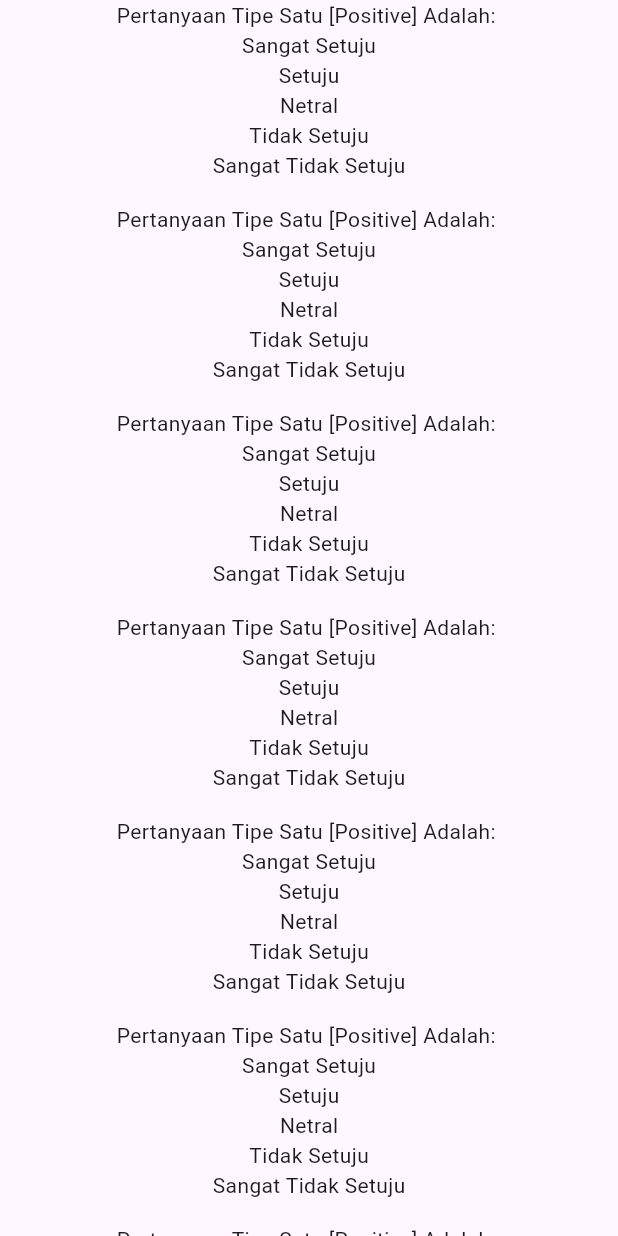
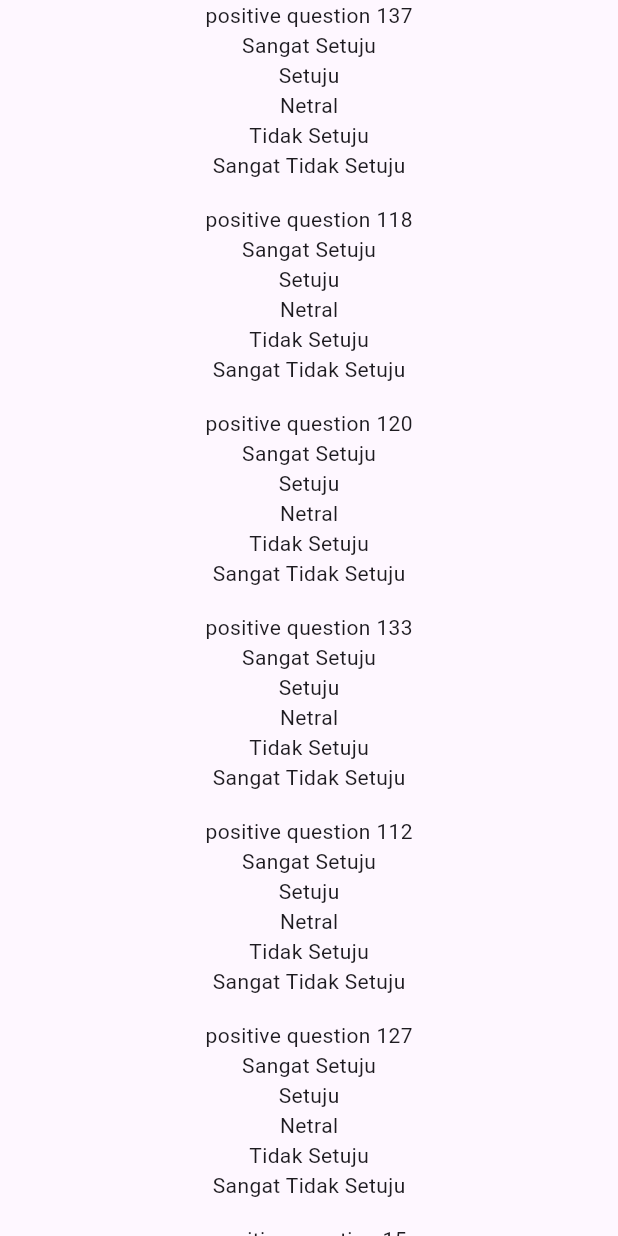
Before and after one commit to cat-byfastacklabid/frontend, a Flutter app: the screen it shows after launch, after a tap on "Login", on a phone screen of 412 x 824 dp. Run offline on Flutter 3.47's test engine with Material 3 defaults, Android fonts, the phone set to English and light mode, and no system bars; our stand-ins replace auto_route, flutter_bloc, freezed_annotation, get_it, injectable; generated files the repository leaves out were written again.

Commit message:
Implements question contract
Signed-off-by: adithamafadil <dil.projek@gmail.com>

```diff
--- a/lib/data/data_sources/psikotest/psikotest_data_source.dart
+++ b/lib/data/data_sources/psikotest/psikotest_data_source.dart
@@ -1,28 +1,33 @@
 import 'package:cat_akademik_kepolisian/common/psikotest_answers/psikotest_answers.dart';
-import 'package:cat_akademik_kepolisian/domain/entities/questions/psikotest/psikotest_entity.dart';
+import 'package:cat_akademik_kepolisian/domain/entities/questions/question_entity.dart';
+import 'package:cat_akademik_kepolisian/domain/entities/questions/response_entity.dart';
 import 'package:cat_akademik_kepolisian/state/data_state/data_state.dart';
 import 'package:injectable/injectable.dart';
 
 @lazySingleton
 class PsikotestDataSource {
-  Future<DataState<List<PsikotestEntity>>> getPsikotestQuestions() async {
-    final positiveQuestion = PsikotestEntity(
-      id: '1',
-      questions: 'Pertanyaan Tipe Satu [Positive] Adalah: ',
-      answerOptions: PsikotestAnswers.positive,
+  Future<DataState<ResponseEntity>> getPsikotestQuestions() async {
+    final positiveQuestions = List.generate(
+      50,
+      (index) => QuestionEntity(
+        questionId: '${index + 1}',
+        question: 'positive question 1${index + 1}',
+        options: QuestionLocalAnswers.positive,
+      ),
     );
-    final negativeQuestion = PsikotestEntity(
-      id: '2',
-      questions: 'Pertanyaan Tipe Dua [Nevative] Adalah: ',
-      answerOptions: PsikotestAnswers.negative,
+    final negativeQuestions = List.generate(
+      50,
+      (index) => QuestionEntity(
+        questionId: '${index + 1}',
+        question: 'negative question 2${index + 1}',
+        options: QuestionLocalAnswers.negative,
+      ),
     );
-    final data = [
-      ...List.generate(
-          50, (index) => positiveQuestion.copyWith(id: '1${index + 1}')),
-      ...List.generate(
-          50, (index) => negativeQuestion.copyWith(id: '2${index + 1}')),
-    ];
+    final response = ResponseEntity(
+      quizTitle: 'quizTitle',
+      question: [...positiveQuestions, ...negativeQuestions],
+    );
 
-    return DataState.success(data..shuffle());
+    return DataState.success(response);
   }
 }
--- a/lib/data/repositories/psikotest_repository/psikotest_repository_impl.dart
+++ b/lib/data/repositories/psikotest_repository/psikotest_repository_impl.dart
@@ -1,5 +1,5 @@
 import 'package:cat_akademik_kepolisian/data/data_sources/psikotest/psikotest_data_source.dart';
-import 'package:cat_akademik_kepolisian/domain/entities/questions/psikotest/psikotest_entity.dart';
+import 'package:cat_akademik_kepolisian/domain/entities/questions/response_entity.dart';
 import 'package:cat_akademik_kepolisian/domain/repositories/psikotest_repository/psikotest_repository.dart';
 import 'package:cat_akademik_kepolisian/state/data_state/data_state.dart';
 import 'package:injectable/injectable.dart';
@@ -10,6 +10,6 @@ class PsikotestRespositoryImpl implements PsikotestRespository {
 
   const PsikotestRespositoryImpl(this.dataSource);
   @override
-  Future<DataState<List<PsikotestEntity>>> getPsikotestQuestions() async =>
+  Future<DataState<ResponseEntity>> getPsikotestQuestions() async =>
       await dataSource.getPsikotestQuestions();
 }
--- a/lib/domain/entities/questions/psikotest/psikotest_entity.dart
+++ /dev/null
@@ -1,16 +0,0 @@
-import 'package:cat_akademik_kepolisian/domain/entities/questions/psikotest/psikotest_answer_entity.dart';
-import 'package:freezed_annotation/freezed_annotation.dart';
-part 'psikotest_entity.freezed.dart';
-part 'psikotest_entity.g.dart';
-
-@freezed
-class PsikotestEntity with _$PsikotestEntity {
-  const factory PsikotestEntity({
-    required String id,
-    required String questions,
-    required List<PsikotestAnswerEntity> answerOptions,
-  }) = _PsikotestEntity;
-
-  factory PsikotestEntity.fromJson(Map<String, dynamic> json) =>
-      _$PsikotestEntityFromJson(json);
-}
--- /dev/null
+++ b/lib/domain/entities/questions/question_entity.dart
@@ -0,0 +1,16 @@
+import 'package:cat_akademik_kepolisian/domain/entities/questions/option_entity.dart';
+import 'package:freezed_annotation/freezed_annotation.dart';
+part 'question_entity.freezed.dart';
+part 'question_entity.g.dart';
+
+@freezed
+class QuestionEntity with _$QuestionEntity {
+  const factory QuestionEntity({
+    required String questionId,
+    required String question,
+    required List<OptionEntity> options,
+  }) = _QuestionEntity;
+
+  factory QuestionEntity.fromJson(Map<String, dynamic> json) =>
+      _$QuestionEntityFromJson(json);
+}
--- a/lib/domain/repositories/psikotest_repository/psikotest_repository.dart
+++ b/lib/domain/repositories/psikotest_repository/psikotest_repository.dart
@@ -1,6 +1,6 @@
-import 'package:cat_akademik_kepolisian/domain/entities/questions/psikotest/psikotest_entity.dart';
+import 'package:cat_akademik_kepolisian/domain/entities/questions/response_entity.dart';
 import 'package:cat_akademik_kepolisian/state/data_state/data_state.dart';
 
 abstract class PsikotestRespository {
-  Future<DataState<List<PsikotestEntity>>> getPsikotestQuestions();
+  Future<DataState<ResponseEntity>> getPsikotestQuestions();
 }
--- a/lib/domain/use_cases/psikotest/get_psikotest_questions_use_case.dart
+++ b/lib/domain/use_cases/psikotest/get_psikotest_questions_use_case.dart
@@ -1,4 +1,4 @@
-import 'package:cat_akademik_kepolisian/domain/entities/questions/psikotest/psikotest_entity.dart';
+import 'package:cat_akademik_kepolisian/domain/entities/questions/response_entity.dart';
 import 'package:cat_akademik_kepolisian/domain/repositories/psikotest_repository/psikotest_repository.dart';
 import 'package:cat_akademik_kepolisian/domain/use_cases/use_case.dart';
 import 'package:cat_akademik_kepolisian/state/data_state/data_state.dart';
@@ -6,11 +6,11 @@ import 'package:injectable/injectable.dart';
 
 @lazySingleton
 class GetPsikotestQuestionsUseCase
-    implements UseCase<List<PsikotestEntity>, EmptyParams> {
+    implements UseCase<ResponseEntity, EmptyParams> {
   final PsikotestRespository respository;
 
   const GetPsikotestQuestionsUseCase(this.respository);
   @override
-  Future<DataState<List<PsikotestEntity>>> call(EmptyParams params) async =>
+  Future<DataState<ResponseEntity>> call(EmptyParams params) async =>
       await respository.getPsikotestQuestions();
 }
--- a/lib/presentation/blocs/psikotest/psikotest_cubit.dart
+++ b/lib/presentation/blocs/psikotest/psikotest_cubit.dart
@@ -1,7 +1,7 @@
+import 'package:cat_akademik_kepolisian/domain/entities/questions/question_entity.dart';
 import 'package:cat_akademik_kepolisian/domain/use_cases/psikotest/get_psikotest_questions_use_case.dart';
 import 'package:cat_akademik_kepolisian/domain/use_cases/use_case.dart';
 import 'package:flutter_bloc/flutter_bloc.dart';
-import 'package:cat_akademik_kepolisian/domain/entities/questions/psikotest/psikotest_entity.dart';
 import 'package:cat_akademik_kepolisian/state/view_state/view_state.dart';
 import 'package:freezed_annotation/freezed_annotation.dart';
 import 'package:injectable/injectable.dart';
@@ -22,9 +22,15 @@ class PsikotestCubit extends Cubit<PsikotestState> {
     final result = await getPsikotestQuestionsUseCase.call(EmptyParams());
 
     result.when(
-      success: (data) => emit(state.copyWith(
-          psikotestQustionsState: const ViewState.success(),
-          psikotestQustions: data)),
+      success: (data) {
+        final shuffledData = data.question.toList()..shuffle();
+        emit(
+          state.copyWith(
+            psikotestQustionsState: const ViewState.success(),
+            psikotestQustions: shuffledData,
+          ),
+        );
+      },
       error: (message, errorCode) => emit(state.copyWith(
           psikotestQustionsState: ViewState.error(message, errorCode))),
     );
--- a/lib/presentation/blocs/psikotest/psikotest_state.dart
+++ b/lib/presentation/blocs/psikotest/psikotest_state.dart
@@ -4,7 +4,7 @@ part of 'psikotest_cubit.dart';
 class PsikotestState with _$PsikotestState {
   const factory PsikotestState({
     required ViewState psikotestQustionsState,
-    required List<PsikotestEntity> psikotestQustions,
+    required List<QuestionEntity> psikotestQustions,
   }) = _PsikotestState;
 
   factory PsikotestState.initial() => const PsikotestState(
--- a/lib/presentation/screens/home/home_screen.dart
+++ b/lib/presentation/screens/home/home_screen.dart
@@ -27,11 +27,10 @@ class HomeScreen extends StatelessWidget {
                     final question = state.psikotestQustions[index];
                     return Column(
                       children: [
-                        Text(question.questions),
-                        ...List.generate(question.answerOptions.length,
-                            (index) {
-                          final answer = question.answerOptions[index];
-                          return Text(answer.answer);
+                        Text(question.question),
+                        ...List.generate(question.options.length, (index) {
+                          final answer = question.options[index];
+                          return Text(answer.name);
                         })
                       ],
                     );
@@ -49,11 +48,10 @@ class HomeScreen extends StatelessWidget {
                     final question = state.psikotestQustions[index];
                     return Column(
                       children: [
-                        Text(question.questions),
-                        ...List.generate(question.answerOptions.length,
-                            (index) {
-                          final answer = question.answerOptions[index];
-                          return Text(answer.answer);
+                        Text(question.question),
+                        ...List.generate(question.options.length, (index) {
+                          final answer = question.options[index];
+                          return Text(answer.name);
                         })
                       ],
                     );
```
Also changed, not shown: lib/common/psikotest_answers/psikotest_answers.dart (+56 -14 lines), lib/domain/entities/questions/option_entity.dart (added, +15 -0 lines), lib/domain/entities/questions/psikotest/psikotest_answer_entity.dart (deleted, +0 -14 lines), lib/domain/entities/questions/response_entity.dart (added, +15 -0 lines).
